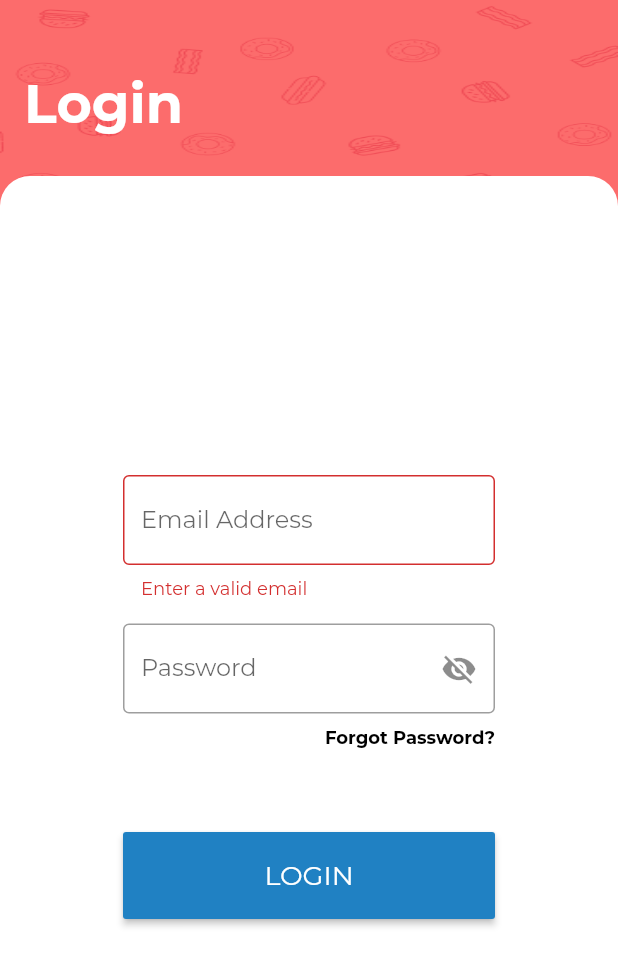
After one commit to rithikjain/CooksSocial-App, a Flutter app: the LoginPage screen opened directly, after a tap on "LOGIN", on a phone screen of 412 x 824 dp. The commit adds this screen. Shown: the top 965 px of the screen. Run offline on Flutter 3.47's test engine with Material 2 defaults, Android fonts, the phone set to English and light mode, and no system bars; our stand-ins replace firebase_auth, flutter_swiper, shared_preferences; accounts and stored records are empty.

Commit message:
added login page ui

```diff
--- /dev/null
+++ b/lib/pages/login/login_page.dart
@@ -0,0 +1,172 @@
+import 'package:flutter/material.dart';
+
+class LoginPage extends StatefulWidget {
+  @override
+  _LoginPageState createState() => _LoginPageState();
+}
+
+class _LoginPageState extends State<LoginPage> {
+  final _formKey = GlobalKey<FormState>();
+  TextEditingController _emailController = TextEditingController();
+  TextEditingController _passwordController = TextEditingController();
+  bool _passwordVisible = false;
+
+  @override
+  Widget build(BuildContext context) {
+    return Scaffold(
+      body: SafeArea(
+        child: Column(
+          children: <Widget>[
+            Expanded(
+              flex: 1,
+              child: Stack(
+                alignment: Alignment.centerLeft,
+                children: <Widget>[
+                  Container(
+                    height: double.infinity,
+                    width: double.infinity,
+                    decoration: BoxDecoration(
+                      color: Color(0xFFFC6C6C),
+                    ),
+                    child: Image.asset(
+                      "assets/images/bg.png",
+                      fit: BoxFit.fill,
+                      color: Color(0xFFDB162F),
+                    ),
+                  ),
+                  Container(
+                    margin: EdgeInsets.all(16),
+                    child: Text(
+                      "Login",
+                      style: TextStyle(
+                        color: Colors.white,
+                        fontSize: 36,
+                        fontWeight: FontWeight.bold,
+                      ),
+                    ),
+                  ),
+                ],
+              ),
+            ),
+            Expanded(
+              flex: 5,
+              child: Container(
+                height: double.infinity,
+                width: double.infinity,
+                child: Container(
+                  margin: EdgeInsets.symmetric(
+                    horizontal: 82,
+                    vertical: 32,
+                  ),
+                  child: Column(
+                    mainAxisAlignment: MainAxisAlignment.center,
+                    children: <Widget>[
+                      Form(
+                        key: _formKey,
+                        child: Column(
+                          children: <Widget>[
+                            Container(
+                              margin: EdgeInsets.symmetric(vertical: 8),
+                              child: TextFormField(
+                                controller: _emailController,
+                                validator: validateEmail,
+                                keyboardType: TextInputType.emailAddress,
+                                decoration: InputDecoration(
+                                  border: OutlineInputBorder(),
+                                  hintText: "chef123@gmail.com",
+                                  labelText: "Email Address",
+                                ),
+                              ),
+                            ),
+                            Container(
+                              margin: EdgeInsets.symmetric(vertical: 8),
+                              child: TextFormField(
+                                controller: _passwordController,
+                                keyboardType: TextInputType.text,
+                                obscureText: !_passwordVisible,
+                                decoration: InputDecoration(
+                                  border: OutlineInputBorder(),
+                                  labelText: "Password",
+                                  suffixIcon: IconButton(
+                                    icon: Icon(
+                                      _passwordVisible
+                                          ? Icons.visibility
+                                          : Icons.visibility_off,
+                                    ),
+                                    onPressed: () {
+                                      setState(() {
+                                        _passwordVisible = !_passwordVisible;
+                                      });
+                                    },
+                                  ),
+                                ),
+                              ),
+                            ),
+                            Align(
+                              alignment: Alignment.centerRight,
+                              child: InkWell(
+                                child: Text(
+                                  "Forgot Password?",
+                                  style: TextStyle(
+                                    color: Colors.black,
+                                    fontSize: 12,
+                                    fontWeight: FontWeight.bold,
+                                  ),
+                                ),
+                                onTap: () {},
+                              ),
+                            ),
+                          ],
+                        ),
+                      ),
+                      Container(
+                        width: double.infinity,
+                        margin: EdgeInsets.only(
+                          top: 56,
+                        ),
+                        child: MaterialButton(
+                          padding: EdgeInsets.all(18),
+                          child: Text(
+                            "LOGIN",
+                            style: TextStyle(
+                              color: Colors.white,
+                              fontSize: 18,
+                            ),
+                          ),
+                          color: Theme.of(context).primaryColor,
+                          onPressed: () {
+                            if (_formKey.currentState.validate()) {
+                              print("valid");
+                            }
+                          },
+                        ),
+                      ),
+                    ],
+                  ),
+                ),
+                transform: Matrix4.translationValues(0, -20, 0),
+                decoration: BoxDecoration(
+                  color: Colors.white,
+                  borderRadius: BorderRadius.only(
+                    topLeft: Radius.circular(20),
+                    topRight: Radius.circular(20),
+                  ),
+                ),
+              ),
+            ),
+          ],
+        ),
+      ),
+    );
+  }
+
+  String validateEmail(String value) {
+    Pattern pattern =
+        r'^(([^<>()[\]\\.,;:\s@\"]+(\.[^<>()[\]\\.,;:\s@\"]+)*)|(\".+\"))@((\[[0-9]{1,3}\.[0-9]{1,3}\.[0-9]{1,3}\.[0-9]{1,3}\])|(([a-zA-Z\-0-9]+\.)+[a-zA-Z]{2,}))$';
+    RegExp regex = new RegExp(pattern);
+    if (!regex.hasMatch(value))
+      return 'Enter a valid email';
+    else
+      return null;
+  }
+}
--- a/lib/pages/signup/otp_page.dart
+++ b/lib/pages/signup/otp_page.dart
@@ -134,7 +134,7 @@ class _OTPPageState extends State<OTPPage> {
                                         vertical: 32,
                                       ),
                                       child: Builder(
-                                        builder: (context) => FlatButton(
+                                        builder: (context) => MaterialButton(
                                           padding: EdgeInsets.all(18),
                                           child: setUpButtonChild(),
                                           color: Theme.of(context).primaryColor,
--- a/lib/pages/signup/phone_number_page.dart
+++ b/lib/pages/signup/phone_number_page.dart
@@ -1,4 +1,5 @@
 import 'package:cooks_social/data/repositories/firebase_auth.dart';
+import 'package:cooks_social/pages/login/login_page.dart';
 import 'package:cooks_social/pages/signup/otp_page.dart';
 import 'package:cooks_social/utils/shared_pref.dart';
 import 'package:flutter/material.dart';
@@ -117,7 +118,7 @@ class _PhoneNumberPageState extends State<PhoneNumberPage> {
                                     margin: EdgeInsets.symmetric(
                                       vertical: 32,
                                     ),
-                                    child: FlatButton(
+                                    child: MaterialButton(
                                       padding: EdgeInsets.all(18),
                                       child: Text(
                                         "SEND OTP",
@@ -169,13 +170,23 @@ class _PhoneNumberPageState extends State<PhoneNumberPage> {
                                 fontSize: 16,
                               ),
                             ),
-                            Text(
-                              "Login",
-                              style: TextStyle(
-                                color: Theme.of(context).primaryColor,
-                                fontSize: 16,
-                                fontWeight: FontWeight.bold,
+                            InkWell(
+                              child: Text(
+                                "Login",
+                                style: TextStyle(
+                                  color: Theme.of(context).primaryColor,
+                                  fontSize: 16,
+                                  fontWeight: FontWeight.bold,
+                                ),
                               ),
+                              onTap: () {
+                                Navigator.push(
+                                  context,
+                                  MaterialPageRoute(
+                                    builder: (_) => LoginPage(),
+                                  ),
+                                );
+                              },
                             ),
                           ],
                         ),
```
